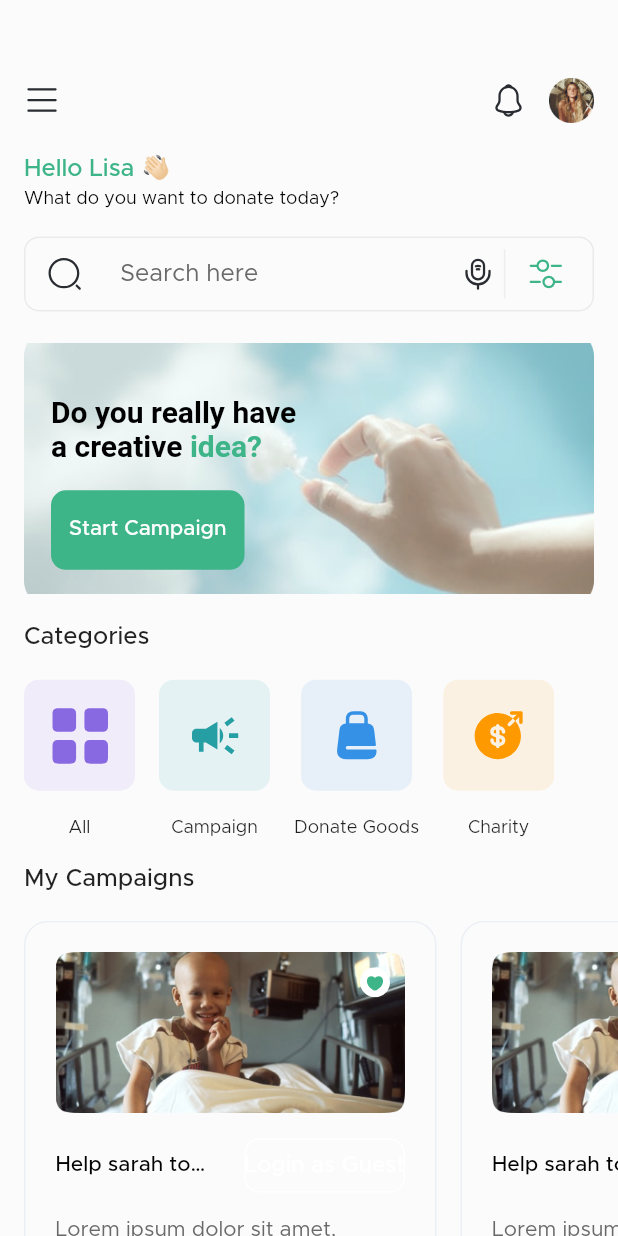
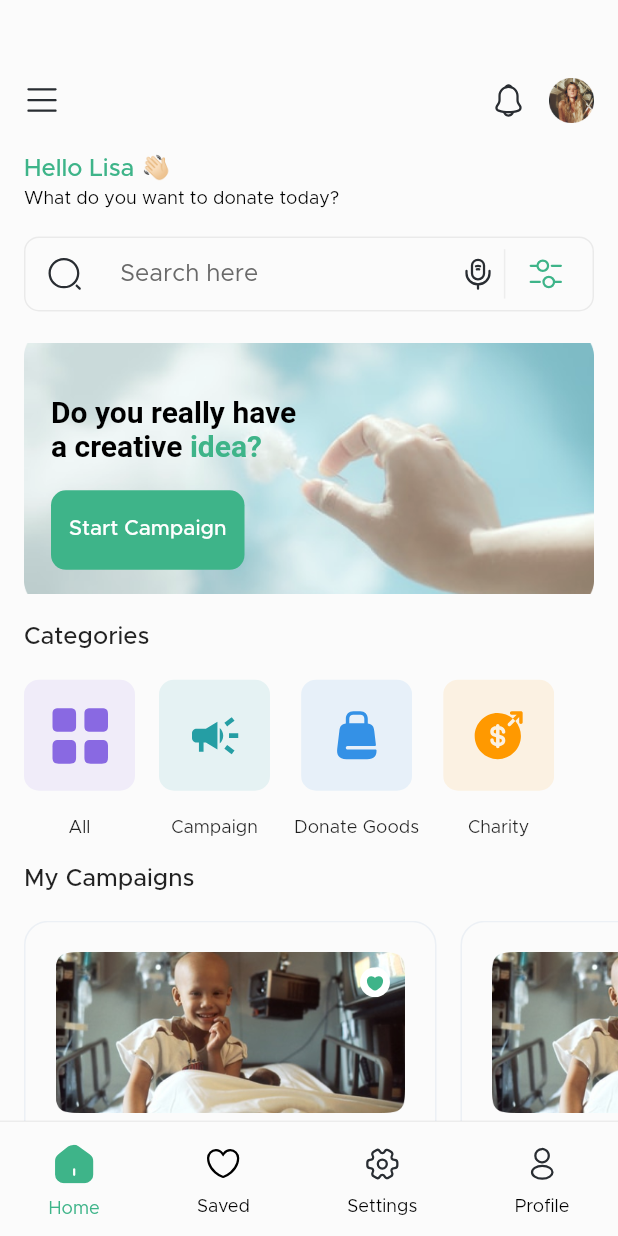
Before and after one commit to toykam/donation-app, a Flutter app: the DashboardScreen screen opened directly, on a phone screen of 412 x 824 dp. Run offline on Flutter 3.47's test engine with Material 2 defaults, Android fonts, the phone set to English and light mode, and no system bars; our stand-ins replace flutter_svg.

Commit message:
detail screen app done

```diff
--- a/lib/frontend/screens/dashboard_screen.dart
+++ b/lib/frontend/screens/dashboard_screen.dart
@@ -1,4 +1,5 @@
 
+import 'package:donation/frontend/screens/campaign_detail_screen.dart';
 import 'package:donation/frontend/styles/colors..dart';
 import 'package:flutter/material.dart';
 import 'package:flutter_svg/svg.dart';
@@ -260,7 +261,18 @@ class DashboardScreen extends StatelessWidget {
                       child: Row(
                         children: [
                           ...List.generate(5, (index) {
-                            return Container(
+                            return InkWell(
+                              onTap: () {
+                                Navigator.of(context).push(MaterialPageRoute(
+                                  builder: (context) {
+                                    return CampaignDetailScreen(
+                                      tag: "campaign_$index",
+                                    );
+                                  },
+                                ));
+                              },
+                              borderRadius: BorderRadius.circular(16),
+                              child: Container(
                                 decoration: BoxDecoration(
                                     borderRadius: BorderRadius.circular(16),
                                     border: Border.all(
@@ -278,7 +290,9 @@ class DashboardScreen extends StatelessWidget {
 
                                     Stack(
                                       children: [
-                                      Image.asset('assets/images/campaign_image.png', width: 253,),
+                                        Hero(
+                                          tag: "campaign_${index}_image",
+                                          child: Image.asset('assets/images/campaign_image.png', width: 253,)),
                                         Positioned(
                                           top: 10, right: 10,
                                           child: SvgPicture.asset('assets/svgs/love_icon.svg'),
@@ -289,41 +303,31 @@ class DashboardScreen extends StatelessWidget {
                                     const SizedBox(height: 11,),
                                     Row(
                                       children: [
-                                      const Expanded(
-                                        child: Text("Help sarah to defeat cancer haha", style: TextStyle(
+                                        Expanded(
+                                          child: Material(
+                                            child: Hero(
+                                              tag: "campaign_${index}_title",
+                                              child: const Text("Help sarah to defeat cancer haha", style: TextStyle(
                                                   fontSize: 14, fontWeight: FontWeight.w500, color: Colors.black
                                               ), overflow: TextOverflow.ellipsis,),
                                             ),
+                                          ),
+                                        ),
                                         const SizedBox(width: 24,),
 
-                                      OutlinedButton(
-                                        onPressed: () {
-                                          Navigator.of(context).pushReplacement(MaterialPageRoute(
-                                            builder: (context) {
-                                              return const DashboardScreen();
-                                            },
-                                          ));
-                                        },
-
-                                        style: ButtonStyle(
-                                            backgroundColor: MaterialStateProperty.all(Colors.transparent),
-                                            padding: MaterialStateProperty.all(const EdgeInsets.symmetric(vertical: 4)),
-                                            elevation: MaterialStateProperty.all(0),
-                                            shape: MaterialStateProperty.all(RoundedRectangleBorder(
-                                                borderRadius: BorderRadius.circular(10),
-                                                side: BorderSide(
-                                                    color: AppColors.whiteColor,
+                                        Container(
+                                          decoration: BoxDecoration(
+                                            border: Border.all(
+                                              color: AppColors.primaryColor,
                                               width: 1
-                                                )
-                                            )),
-                                            side: MaterialStateProperty.all(BorderSide(
-                                                color: AppColors.whiteColor,
-                                                width: 1
-                                            ))
                                             ),
+                                            borderRadius: BorderRadius.circular(5)
+                                          ),
+                                          padding: const EdgeInsets.symmetric(vertical: 4, horizontal: 10),
                                           child: Center(
-                                          child: Text("Login as Guest", style: TextStyle(
-                                              fontSize: 15, fontWeight: FontWeight.w500, color: AppColors.whiteColor
+                                            child: Text("Medical", style: TextStyle(
+                                              fontSize: 12, fontWeight: FontWeight.w500,
+                                              color: AppColors.primaryColor
                                             ),),
                                           ),
                                         )
@@ -363,6 +367,7 @@ class DashboardScreen extends StatelessWidget {
 
                                   ],
                                 ),
+                              ),
                             );
                           })
                         ],
@@ -370,14 +375,78 @@ class DashboardScreen extends StatelessWidget {
                     ),
                   ),
 
-                  const SizedBox(height: 100),
+                  const SizedBox(height: 20),
                 ],
               ),
             ),
           ),
 
+          Container(
+            padding: const EdgeInsets.fromLTRB(0, 15, 0, 13),
+            decoration: BoxDecoration(
+              border: Border(
+                top: BorderSide(
+                  color: const Color(0xFF696969).withOpacity(.10),
+                  width: 1
+                )
+              )
+            ),
+            child: Row(
+              mainAxisAlignment: MainAxisAlignment.spaceAround,
+              children: [
+                Column(
+                  children: [
+                    SvgPicture.asset('assets/svgs/home_icon.svg'),
+                    const SizedBox(height: 10,),
+                    Text("Home", style: TextStyle(
+                      fontSize: 12, color: AppColors.primaryColor,
+                      fontWeight: FontWeight.w400
+                    ),)
+                  ],
+                ),
+                Column(
+                  children: [
+                    SvgPicture.asset('assets/svgs/saved_icon.svg'),
+                    const SizedBox(height: 10,),
+                    const Text("Saved", style: TextStyle(
+                      fontSize: 12, color: Colors.black,
+                      fontWeight: FontWeight.w400
+                    ),)
+                  ],
+                ),
+                Column(
+                  children: [
+                    SvgPicture.asset('assets/svgs/settings_icon.svg'),
+                    const SizedBox(height: 10,),
+                    const Text("Settings", style: TextStyle(
+                      fontSize: 12, color: Colors.black,
+                      fontWeight: FontWeight.w400
+                    ),)
+                  ],
+                ),
+                Column(
+                  children: [
+                    SvgPicture.asset('assets/svgs/profile_icon.svg'),
+                    const SizedBox(height: 10,),
+                    const Text("Profile", style: TextStyle(
+                      fontSize: 12, color: Colors.black,
+                      fontWeight: FontWeight.w400
+                    ),)
+                  ],
+                ),
+              ],
+            ),
+          )
         ],
       ),
     );
   }
 }
+
+
+// {
+//   "title": "",
+//   "description": "",
+//   "amountNeeded": 100,
+//   "amountRaised": 10,
+// }
--- a/lib/frontend/styles/colors..dart
+++ b/lib/frontend/styles/colors..dart
@@ -2,5 +2,6 @@ import 'package:flutter/material.dart';
 
 class AppColors {
   static Color primaryColor = const Color(0xFF3EB489);
+  static Color greyColor = const Color(0xFF696969);
   static Color whiteColor = Colors.white;
 }
```
Also changed, not shown: lib/frontend/screens/campaign_detail_screen.dart (added, +348 -0 lines), assets/images/campaign_detail_image.png (added), assets/images/donator_1.png (added), assets/images/organizer_image.png (added), assets/svgs/back_icon.svg (added), assets/svgs/created_time_ago_icon.svg (added), assets/svgs/detail_screen_heart_icon.svg (added), assets/svgs/home_icon.svg (added), assets/svgs/nore_icon.svg (added), assets/svgs/profile_icon.svg (added), assets/svgs/saved_icon.svg (added), assets/svgs/settings_icon.svg (added). Lines whose indentation alone changed are shown as unchanged.
